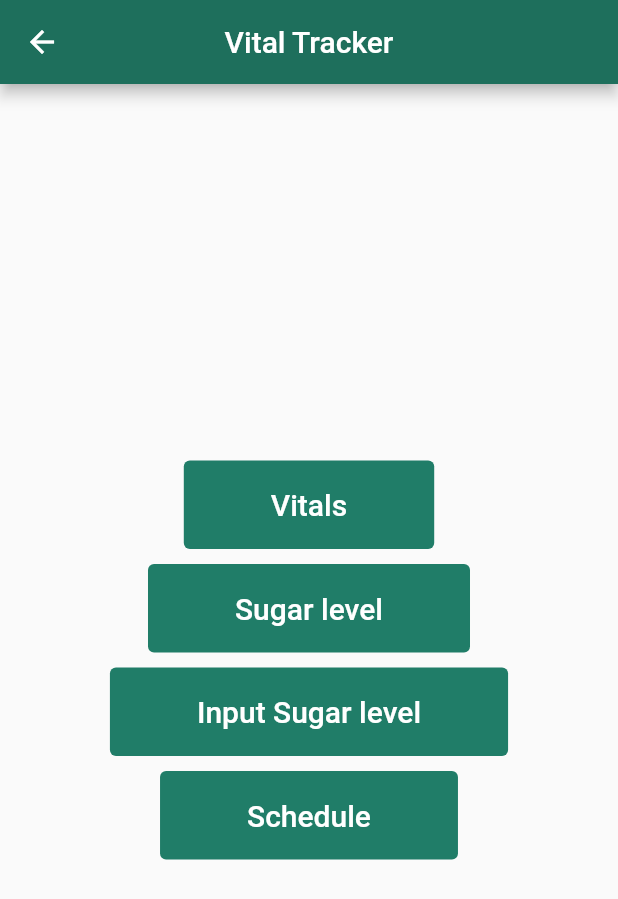
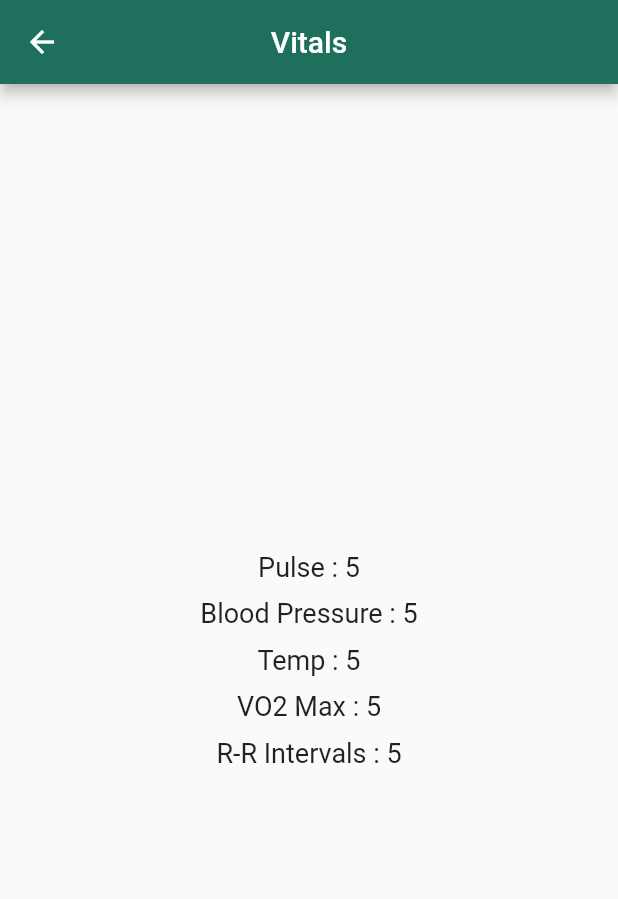
Before and after one commit to ammarrizal/stswks_health_app, a Flutter app: the VitalTracker screen opened directly, after a tap on "Vitals", on a phone screen of 412 x 824 dp. Shown: the top 899 px of the screen. Run offline on Flutter 3.47's test engine with Material 2 defaults, Android fonts, the phone set to English and light mode, and no system bars; our stand-ins replace font_awesome_flutter, google_fonts, hexcolor.

Commit message:
Added vitals page

```diff
--- a/lib/views/vital_tracker_page.dart
+++ b/lib/views/vital_tracker_page.dart
@@ -1,4 +1,5 @@
 import 'package:flutter/material.dart';
+import 'package:prototype_1/views/vitals_page.dart';
 
 class VitalTracker extends StatefulWidget {
   @override
@@ -37,7 +38,10 @@ class _VitalTrackerState extends State<VitalTracker> {
               style:  ButtonStyle(
                 backgroundColor: MaterialStateProperty.all(Color(0xff207d68)),
               ),
-              onPressed: (){},
+              onPressed: (){
+                Navigator.push(context,
+                    MaterialPageRoute(builder: (context) => Vitals()),);
+              },
             ),
             SizedBox(height: 10.0),
             TextButton(
--- /dev/null
+++ b/lib/views/vitals_page.dart
@@ -0,0 +1,45 @@
+import 'package:flutter/material.dart';
+
+class Vitals extends StatefulWidget {
+  @override
+  _VitalsState createState() => _VitalsState();
+}
+
+class _VitalsState extends State<Vitals> {
+  @override
+  Widget build(BuildContext context) {
+    return Scaffold(
+      appBar: AppBar(
+        title: Text('Vitals'),
+        backgroundColor: Color(0xff1e6f5c),
+        centerTitle: true,
+      ),
+      body: Center(
+        child: Column(
+          mainAxisAlignment: MainAxisAlignment.center,
+          children: [
+            buildVitalItem(label: 'Pulse', value: 5),
+            SizedBox(height: 10.0),
+            buildVitalItem(label: 'Blood Pressure', value: 5),
+            SizedBox(height: 10.0),
+            buildVitalItem(label: 'Temp', value: 5),
+            SizedBox(height: 10.0),
+            buildVitalItem(label: 'VO2 Max', value: 5),
+            SizedBox(height: 10.0),
+            buildVitalItem(label: 'R-R Intervals', value: 5),
+          ],
+        ),
+      ),
+    );
+  }
+
+  Text buildVitalItem({String label, int value}) {
+
+    return Text(
+      '$label : $value',
+      style: TextStyle(
+        fontSize: 18.0,
+      ),
+    );
+  }
+}
```
